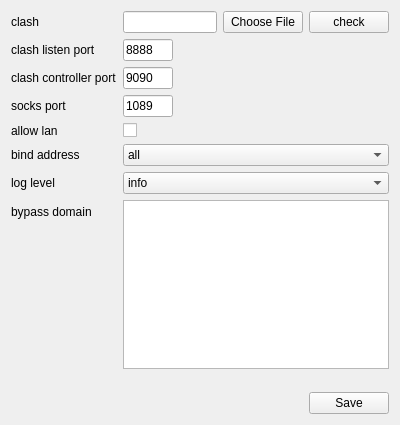
This is ui/SettingsWidget.ui in ktereyp/bridge as Qt 5 draws it before an edit. The edited form follows.
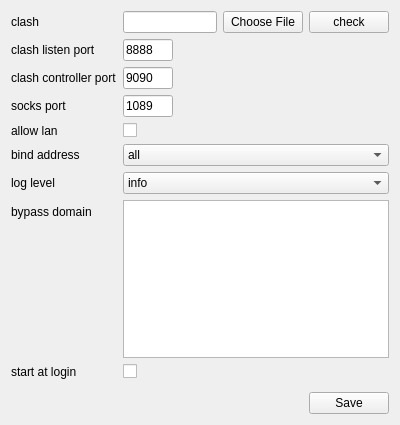
This is the edited form.

Commit message:
add "start at login" toggle in settings
Cross-platform AutoStart helper: writes the HKCU\...\Run registry value
on Windows and ~/.config/autostart/bridge.desktop on Linux. SettingsWidget
reflects current OS state and writes it on save.

```diff
--- a/ui/SettingsWidget.ui
+++ b/ui/SettingsWidget.ui
@@ -186,6 +186,20 @@
      <item row="10" column="1">
       <widget class="QPlainTextEdit" name="bypassDomainInput"/>
      </item>
+     <item row="11" column="0">
+      <widget class="QLabel" name="label_9">
+       <property name="text">
+        <string>start at login</string>
+       </property>
+      </widget>
+     </item>
+     <item row="11" column="1">
+      <widget class="QCheckBox" name="autoStartInput">
+       <property name="text">
+        <string/>
+       </property>
+      </widget>
+     </item>
     </layout>
    </item>
    <item>
```
The commit also changes 4 other files.
